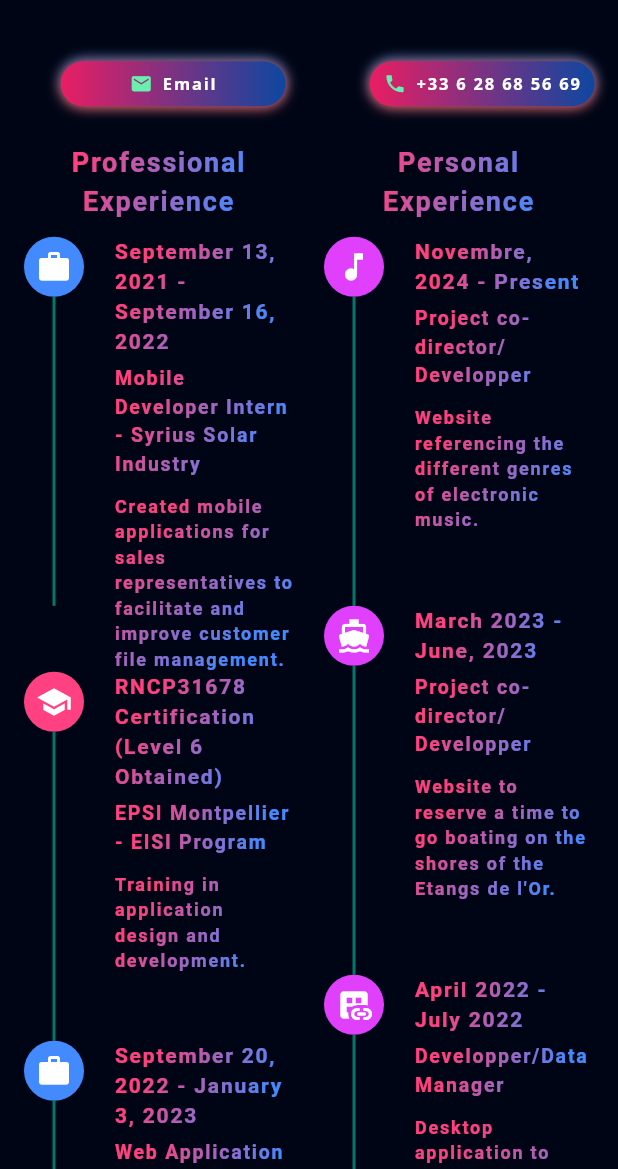
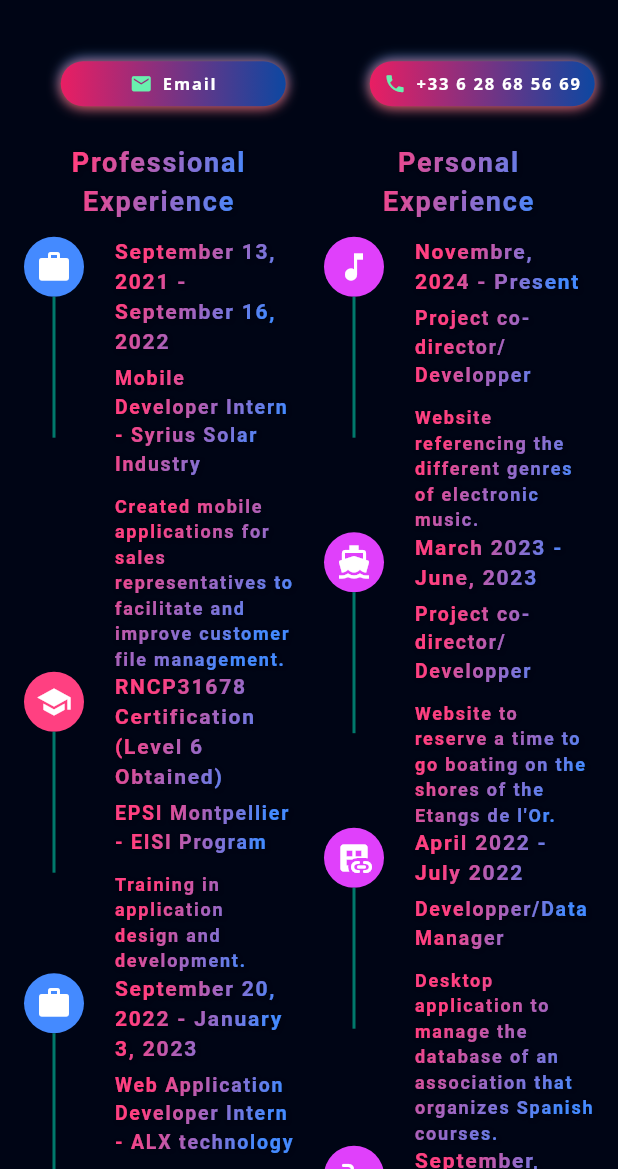
Before and after one commit to SebastianRodCimas/portfolio, a Flutter app: the TimelinePage screen opened directly, on a phone screen of 412 x 824 dp, the part 67-1236 px from its top. Run offline on Flutter 3.47's test engine with Material 3 defaults, Android fonts, the phone set to English and light mode, and no system bars; our stand-ins replace fl_chart, flutter_svg, font_awesome_flutter, get, google_fonts, photo_view.

Commit message:
pc portable & animation exp

```diff
--- a/lib/view/experience/exp.dart
+++ b/lib/view/experience/exp.dart
@@ -4,6 +4,64 @@ import 'package:flutter_portfolio/res/constants.dart';
 import 'package:flutter_portfolio/view/main/components/navigation_bar.dart';
 import 'package:flutter_portfolio/view/main/components/navigation_button_list.dart';
 import 'package:flutter_portfolio/view%20model/responsive.dart';
+
+import 'package:flutter/material.dart';
+
+class AnimatedLine extends StatefulWidget {
+  final double maxHeight;
+  final Duration duration;
+
+  const AnimatedLine({
+    Key? key,
+    required this.maxHeight,
+    this.duration = const Duration(seconds: 2),
+  }) : super(key: key);
+
+  @override
+  State<AnimatedLine> createState() => _AnimatedLineState();
+}
+
+class _AnimatedLineState extends State<AnimatedLine>
+    with SingleTickerProviderStateMixin {
+  late AnimationController _controller;
+  late Animation<double> _animation;
+
+  @override
+  void initState() {
+    super.initState();
+    _controller = AnimationController(
+      vsync: this,
+      duration: widget.duration,
+    );
+
+    _animation = Tween<double>(begin: 0, end: widget.maxHeight).animate(
+      CurvedAnimation(parent: _controller, curve: Curves.easeInOut),
+    );
+
+    // Démarrer l'animation dès que la page est affichée
+    _controller.forward();
+  }
+
+  @override
+  void dispose() {
+    _controller.dispose();
+    super.dispose();
+  }
+
+  @override
+  Widget build(BuildContext context) {
+    return AnimatedBuilder(
+      animation: _animation,
+      builder: (context, child) {
+        return Container(
+          height: _animation.value,
+          width: 2,
+          color: Colors.teal.shade700,
+        );
+      },
+    );
+  }
+}
 
 class TimelinePage extends StatelessWidget {
   final List<TimelineEvent> events1 = [
@@ -233,12 +291,11 @@ class TimelinePage extends StatelessWidget {
                   ),
                 ),
                 if (index != events.length - 1)
-                  Container(
-                    height: Responsive.isMobile(context)
+                  AnimatedLine(
+                    maxHeight: Responsive.isMobile(context)
                         ? screenHeight * 0.25 // Hauteur pour mobile
                         : screenHeight * 0.12, // Hauteur pour desktop
-                    width: 2,
-                    color: Colors.teal.shade700,
+                    duration: const Duration(seconds: 4),
                   ),
                 if (index == events.length - 1)
                   Container(
--- a/lib/view/projects/project_view.dart
+++ b/lib/view/projects/project_view.dart
@@ -5,6 +5,50 @@ import 'package:flutter_portfolio/view%20model/responsive.dart';
 import 'package:flutter_portfolio/view/projects/components/title_text.dart';
 import 'package:get/get.dart';
 import 'components/projects_grid.dart';
+
+import 'package:get/get.dart';
+
+class ProjectController extends GetxController {
+  final List<Project> professionalProjects = [
+    Project(
+      title: "Surveillance Camera App",
+      description: "Developed for STIM to manage surveillance cameras.",
+      category: "Professional",
+    ),
+    Project(
+      title: "Sales App",
+      description: "Facilitated customer file management for Syrius Solar.",
+      category: "Professional",
+    ),
+  ];
+
+  final List<Project> personalProjects = [
+    Project(
+      title: "Electronic Music Website",
+      description: "Referencing electronic music genres.",
+      category: "Personal",
+    ),
+    Project(
+      title: "Boating Reservation",
+      description: "Website to book boat rides at Etangs de l'Or.",
+      category: "Personal",
+    ),
+  ];
+
+  final List<Project> schoolProjects = [
+    Project(
+      title: "Spanish Course Manager",
+      description: "Database manager for a language association.",
+      category: "School",
+    ),
+    Project(
+      title: "Plug Consumption Monitor",
+      description: "Winner of France 2020 competition.",
+      category: "School",
+    ),
+  ];
+}
+
 class ProjectsView extends StatelessWidget {
   ProjectsView({super.key});
   final controller = Get.put(ProjectController());
@@ -14,22 +58,42 @@ class ProjectsView extends StatelessWidget {
       body: Column(
         crossAxisAlignment: CrossAxisAlignment.start,
         children: [
-          if(Responsive.isLargeMobile(context))const SizedBox(
-            height: defaultPadding,
-          ),
+          if (Responsive.isLargeMobile(context))
+            const SizedBox(
+              height: defaultPadding,
+            ),
           const TitleText(prefix: 'Latest', title: 'Projects'),
           const SizedBox(
             height: defaultPadding,
           ),
           Expanded(
               child: Responsive(
-                  desktop: ProjectGrid(crossAxisCount: 3,),
-                  extraLargeScreen: ProjectGrid(crossAxisCount: 4,),
-                  largeMobile: ProjectGrid(crossAxisCount: 1,ratio: 1.8),
-                  mobile: ProjectGrid(crossAxisCount: 1,ratio: 1.5),
-                  tablet: ProjectGrid(ratio: 1.4,crossAxisCount: 2,)))
+                  desktop: ProjectGrid(
+                    crossAxisCount: 3,
+                  ),
+                  extraLargeScreen: ProjectGrid(
+                    crossAxisCount: 4,
+                  ),
+                  largeMobile: ProjectGrid(crossAxisCount: 1, ratio: 1.8),
+                  mobile: ProjectGrid(crossAxisCount: 1, ratio: 1.5),
+                  tablet: ProjectGrid(
+                    ratio: 1.4,
+                    crossAxisCount: 2,
+                  )))
         ],
       ),
     );
   }
 }
+
+class Project {
+  final String title;
+  final String description;
+  final String category;
+
+  Project({
+    required this.title,
+    required this.description,
+    required this.category,
+  });
+}
```
Also changed, not shown: pubspec.lock, 1 other file.
